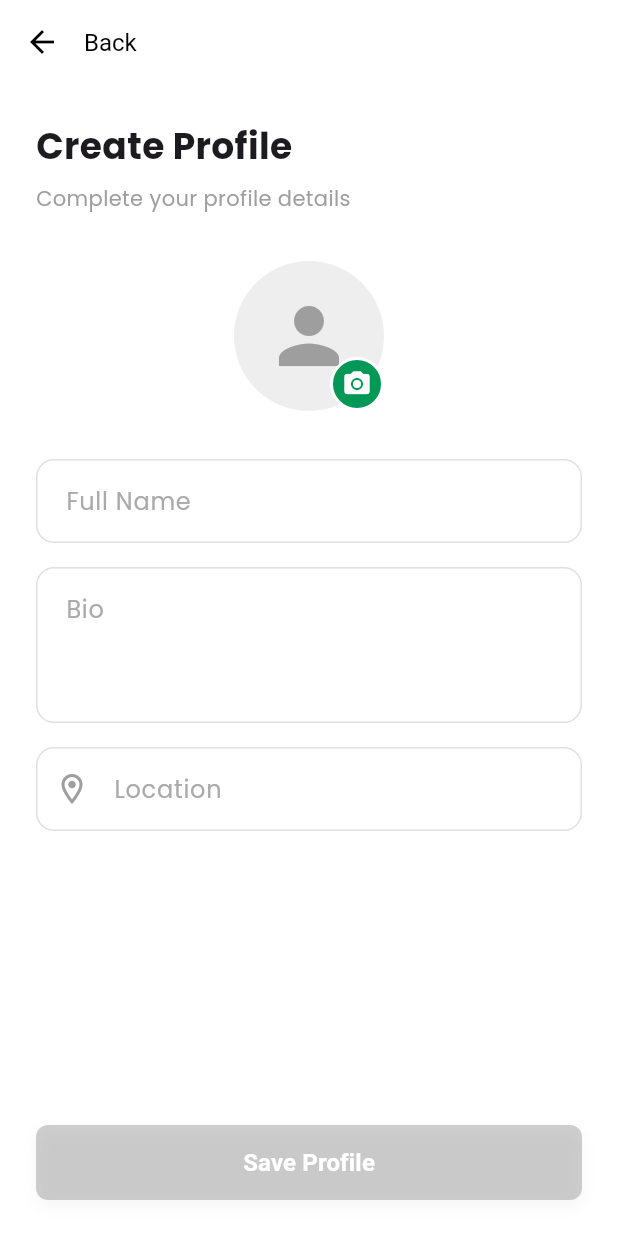
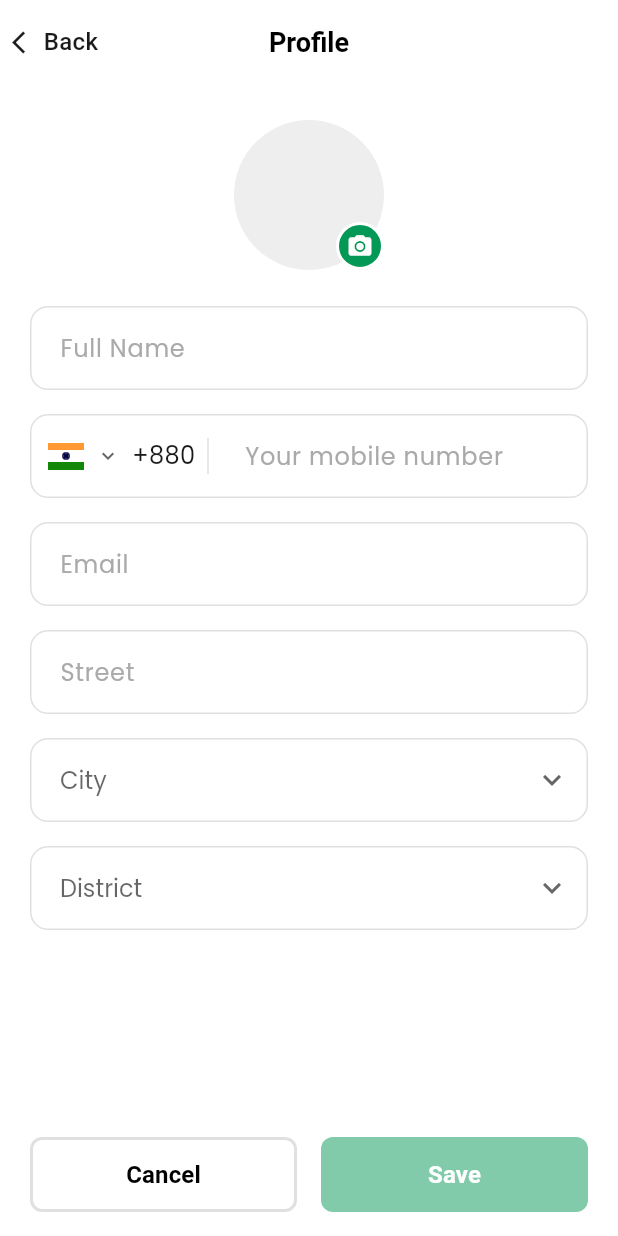
Before and after one commit to Saagarbhai/Learning, a Flutter app: the CreateProfileScreen screen opened by its route, on a phone screen of 412 x 824 dp. Run offline on Flutter 3.47's test engine with Material 3 defaults, Android fonts, the phone set to English and light mode, and no system bars; our stand-ins replace equatable, flutter_bloc, flutter_svg, percent_indicator, pinput, shared_preferences and 1 more; accounts and stored records are empty.

Commit message:
complate profile screen ui

```diff
--- a/lib/view/profile/create_profile_screen.dart
+++ b/lib/view/profile/create_profile_screen.dart
@@ -14,13 +14,18 @@ class CreateProfileScreen extends StatelessWidget {
       appBar: AppBar(
         backgroundColor: Colors.white,
         elevation: 0,
-        leading: GestureDetector(
-          onTap: () => Navigator.pop(context),
-          child: const Icon(Icons.arrow_back, color: Colors.black),
+        leading: Padding(
+          padding: const EdgeInsets.only(left: 8.0),
+          child: CustomBackButton(),
         ),
-        title: const Text("Back",
-            style: TextStyle(color: Colors.black, fontSize: 16)),
-        titleSpacing: 0,
+        leadingWidth: 100,
+        title: const Text("Profile",
+            style: TextStyle(
+              color: Colors.black,
+              fontSize: 18,
+              fontWeight: FontWeight.bold,
+            )),
+        centerTitle: true,
       ),
       body: BlocListener<ProfileBloc, ProfileState>(
         listener: (context, state) {
@@ -46,43 +51,22 @@ class CreateProfileScreen extends StatelessWidget {
         child: Builder(builder: (context) {
           // Create controllers for each field
           final nameController = TextEditingController();
-          final bioController = TextEditingController();
-          final locationController = TextEditingController();
+          final phoneController = TextEditingController();
+          final emailController = TextEditingController();
+          final streetController = TextEditingController();
+
+          // City and district fields will use the dropdown
+          final cities = ['Dhaka', 'Chittagong', 'Khulna', 'Rajshahi'];
+          final districts = ['Dhaka', 'Chittagong', 'Khulna', 'Rajshahi'];
 
           return SafeArea(
             child: Padding(
-              padding: const EdgeInsets.symmetric(horizontal: 24.0),
+              padding: const EdgeInsets.symmetric(horizontal: 20.0),
               child: Column(
-                crossAxisAlignment: CrossAxisAlignment.start,
+                crossAxisAlignment: CrossAxisAlignment.center,
                 children: [
                   const SizedBox(height: 24),
-                  // Header text
-                  const Text(
-                    'Create Profile',
-                    style: TextStyle(
-                      fontSize: 24,
-                      fontWeight: FontWeight.bold,
-                      fontFamily: 'Poppins',
-                    ),
-                  ),
-                  const SizedBox(height: 8),
-                  const Text(
-                    'Complete your profile details',
-                    style: TextStyle(
-                      fontSize: 14,
-                      color: Colors.grey,
-                      fontFamily: 'Poppins',
-                    ),
-                  ),
-                  const SizedBox(height: 32),
-                  // Profile form
-                  Expanded(
-                    child: Form(
-                      key: GlobalKey<FormState>(),
-                      child: SingleChildScrollView(
-                        child: Column(
-                          crossAxisAlignment: CrossAxisAlignment.start,
-                          children: [
+
                   // Profile picture
                   Center(
                     child: Stack(
@@ -94,18 +78,13 @@ class CreateProfileScreen extends StatelessWidget {
                             color: Colors.grey[200],
                             shape: BoxShape.circle,
                           ),
-                                    child: const Icon(
-                                      Icons.person,
-                                      size: 60,
-                                      color: Colors.grey,
-                                    ),
                         ),
                         Positioned(
                           bottom: 0,
                           right: 0,
                           child: Container(
-                                      width: 36,
-                                      height: 36,
+                            width: 32,
+                            height: 32,
                             decoration: BoxDecoration(
                               color: const Color(0xFF039855),
                               shape: BoxShape.circle,
@@ -117,16 +96,21 @@ class CreateProfileScreen extends StatelessWidget {
                             child: const Icon(
                               Icons.camera_alt,
                               color: Colors.white,
-                                        size: 20,
+                              size: 18,
                             ),
                           ),
                         ),
                       ],
                     ),
                   ),
-                            const SizedBox(height: 32),
+                  const SizedBox(height: 24),
 
-                            // Name field
+                  // Form fields
+                  Expanded(
+                    child: SingleChildScrollView(
+                      child: Column(
+                        children: [
+                          // Full Name field
                           BlocBuilder<ProfileBloc, ProfileState>(
                             buildWhen: (previous, current) =>
                                 previous.name != current.name,
@@ -155,51 +139,115 @@ class CreateProfileScreen extends StatelessWidget {
                           ),
                           const SizedBox(height: 16),
 
-                            // Bio field
+                          // Phone field
                           BlocBuilder<ProfileBloc, ProfileState>(
                             buildWhen: (previous, current) =>
-                                  previous.bio != current.bio,
+                                previous.phone != current.phone,
                             builder: (context, state) {
-                                bioController.text = state.bio;
-                                bioController.selection =
+                              phoneController.text = state.phone;
+                              phoneController.selection =
                                   TextSelection.fromPosition(TextPosition(
-                                        offset: bioController.text.length));
-                                return CustomTextField(
-                                  hintText: 'Bio',
-                                  controller: bioController,
+                                      offset: phoneController.text.length));
+                              return CustomPhoneField(
+                                controller: phoneController,
+                                hintText: 'Your mobile number',
+                                countryCode: '+880',
                                 textInputAction: TextInputAction.next,
-                                  maxLines: 3,
                                 onChanged: (value) {
                                   context
                                       .read<ProfileBloc>()
-                                        .add(BioChanged(value));
+                                      .add(PhoneChanged(value));
                                 },
                               );
                             },
                           ),
                           const SizedBox(height: 16),
 
-                            // Location field
+                          // Email field
                           BlocBuilder<ProfileBloc, ProfileState>(
                             buildWhen: (previous, current) =>
-                                  previous.location != current.location,
+                                previous.email != current.email,
                             builder: (context, state) {
-                                locationController.text = state.location;
-                                locationController.selection =
+                              emailController.text = state.email;
+                              emailController.selection =
                                   TextSelection.fromPosition(TextPosition(
-                                        offset:
-                                            locationController.text.length));
+                                      offset: emailController.text.length));
                               return CustomTextField(
-                                  hintText: 'Location',
-                                  controller: locationController,
-                                  textInputAction: TextInputAction.done,
-                                  prefixIcon: const Icon(
-                                      Icons.location_on_outlined,
-                                      color: Colors.grey),
+                                hintText: 'Email',
+                                controller: emailController,
+                                keyboardType: TextInputType.emailAddress,
+                                textInputAction: TextInputAction.next,
                                 onChanged: (value) {
                                   context
                                       .read<ProfileBloc>()
-                                        .add(LocationChanged(value));
+                                      .add(EmailChanged(value));
+                                },
+                              );
+                            },
+                          ),
+                          const SizedBox(height: 16),
+
+                          // Street field
+                          BlocBuilder<ProfileBloc, ProfileState>(
+                            buildWhen: (previous, current) =>
+                                previous.street != current.street,
+                            builder: (context, state) {
+                              streetController.text = state.street;
+                              streetController.selection =
+                                  TextSelection.fromPosition(TextPosition(
+                                      offset: streetController.text.length));
+                              return CustomTextField(
+                                hintText: 'Street',
+                                controller: streetController,
+                                textInputAction: TextInputAction.next,
+                                onChanged: (value) {
+                                  context
+                                      .read<ProfileBloc>()
+                                      .add(StreetChanged(value));
+                                },
+                              );
+                            },
+                          ),
+                          const SizedBox(height: 16),
+
+                          // City dropdown
+                          BlocBuilder<ProfileBloc, ProfileState>(
+                            buildWhen: (previous, current) =>
+                                previous.city != current.city,
+                            builder: (context, state) {
+                              return CustomDropdownField(
+                                hintText: 'City',
+                                items: cities,
+                                value: state.city.isEmpty ? null : state.city,
+                                onChanged: (value) {
+                                  if (value != null) {
+                                    context
+                                        .read<ProfileBloc>()
+                                        .add(CityChanged(value));
+                                  }
+                                },
+                              );
+                            },
+                          ),
+                          const SizedBox(height: 16),
+
+                          // District dropdown
+                          BlocBuilder<ProfileBloc, ProfileState>(
+                            buildWhen: (previous, current) =>
+                                previous.district != current.district,
+                            builder: (context, state) {
+                              return CustomDropdownField(
+                                hintText: 'District',
+                                items: districts,
+                                value: state.district.isEmpty
+                                    ? null
+                                    : state.district,
+                                onChanged: (value) {
+                                  if (value != null) {
+                                    context
+                                        .read<ProfileBloc>()
+                                        .add(DistrictChanged(value));
+                                  }
                                 },
                               );
                             },
@@ -208,38 +256,55 @@ class CreateProfileScreen extends StatelessWidget {
                       ),
                     ),
                   ),
+
+                  // Buttons at the bottom
+                  Padding(
+                    padding: const EdgeInsets.symmetric(vertical: 16.0),
+                    child: Row(
+                      children: [
+                        // Cancel button
+                        Expanded(
+                          child: CustomButton(
+                            text: 'Cancel',
+                            onPressed: () => Navigator.pop(context),
+                            isPrimary: false,
+                            backgroundColor: Colors.white,
+                            textColor: Colors.black,
+                            borderColor: Colors.grey[300],
+                            height: 50,
+                            borderRadius: 8,
                           ),
+                        ),
+                        const SizedBox(width: 16),
 
-                  // Save button at the bottom of the screen
-                  Padding(
-                    padding: const EdgeInsets.only(bottom: 24.0, top: 12.0),
+                        // Save button
+                        Expanded(
                           child: BlocBuilder<ProfileBloc, ProfileState>(
                             buildWhen: (previous, current) =>
                                 previous.isSubmitting != current.isSubmitting ||
                                 previous.name != current.name,
                             builder: (context, state) {
                               return CustomButton(
-                          text: 'Save Profile',
-                          onPressed:
-                              state.isSubmitting || state.name.trim().isEmpty
+                                text: 'Save',
+                                onPressed: state.isSubmitting ||
+                                        state.name.trim().isEmpty
                                     ? null
                                     : () {
                                         context
                                             .read<ProfileBloc>()
                                             .add(ProfileSubmitted());
                                       },
-                          width: double.infinity,
                                 height: 50,
                                 isLoading: state.isSubmitting,
-                          showShadow: true,
-                          backgroundColor: state.name.trim().isNotEmpty
-                              ? const Color(0xFF039855)
-                              : Colors.grey,
+                                backgroundColor: const Color(0xFF039855),
                                 fontSize: 16,
                                 fontWeight: FontWeight.bold,
                                 borderRadius: 8,
                               );
                             },
+                          ),
+                        ),
+                      ],
                     ),
                   ),
                 ],
--- a/lib/viewmodel/password/password_bloc.dart
+++ b/lib/viewmodel/password/password_bloc.dart
@@ -29,8 +29,7 @@ class PasswordBloc extends Bloc<PasswordEvent, PasswordState> {
     final confirmPassword = event.confirmPassword;
     final isConfirmPasswordValid = confirmPassword == state.password;
 
-    log('Confirm Password: $confirmPassword, Match: $isConfirmPasswordValid'
-        as num);
+    print('Confirm Password: $confirmPassword, Match: $isConfirmPasswordValid');
 
     emit(state.copyWith(
       confirmPassword: confirmPassword,
--- a/lib/viewmodel/profile/profile_bloc.dart
+++ b/lib/viewmodel/profile/profile_bloc.dart
@@ -3,8 +3,11 @@ import '../../core/utils/app_export.dart';
 class ProfileBloc extends Bloc<ProfileEvent, ProfileState> {
   ProfileBloc() : super(const ProfileState()) {
     on<NameChanged>(_onNameChanged);
-    on<BioChanged>(_onBioChanged);
-    on<LocationChanged>(_onLocationChanged);
+    on<PhoneChanged>(_onPhoneChanged);
+    on<EmailChanged>(_onEmailChanged);
+    on<StreetChanged>(_onStreetChanged);
+    on<CityChanged>(_onCityChanged);
+    on<DistrictChanged>(_onDistrictChanged);
     on<ProfileImageChanged>(_onProfileImageChanged);
     on<ProfileSubmitted>(_onProfileSubmitted);
   }
@@ -16,17 +19,38 @@ class ProfileBloc extends Bloc<ProfileEvent, ProfileState> {
     ));
   }
 
-  void _onBioChanged(BioChanged event, Emitter<ProfileState> emit) {
+  void _onPhoneChanged(PhoneChanged event, Emitter<ProfileState> emit) {
     emit(state.copyWith(
-      bio: event.bio,
-      errorMessage: null, // Clear previous error messages
+      phone: event.phone,
+      errorMessage: null,
     ));
   }
 
-  void _onLocationChanged(LocationChanged event, Emitter<ProfileState> emit) {
+  void _onEmailChanged(EmailChanged event, Emitter<ProfileState> emit) {
     emit(state.copyWith(
-      location: event.location,
-      errorMessage: null, // Clear previous error messages
+      email: event.email,
+      errorMessage: null,
+    ));
+  }
+
+  void _onStreetChanged(StreetChanged event, Emitter<ProfileState> emit) {
+    emit(state.copyWith(
+      street: event.street,
+      errorMessage: null,
+    ));
+  }
+
+  void _onCityChanged(CityChanged event, Emitter<ProfileState> emit) {
+    emit(state.copyWith(
+      city: event.city,
+      errorMessage: null,
+    ));
+  }
+
+  void _onDistrictChanged(DistrictChanged event, Emitter<ProfileState> emit) {
+    emit(state.copyWith(
+      district: event.district,
+      errorMessage: null,
     ));
   }
 
--- a/lib/viewmodel/profile/profile_event.dart
+++ b/lib/viewmodel/profile/profile_event.dart
@@ -16,22 +16,49 @@ class NameChanged extends ProfileEvent {
   List<Object> get props => [name];
 }
 
-class BioChanged extends ProfileEvent {
-  final String bio;
+class PhoneChanged extends ProfileEvent {
+  final String phone;
 
-  const BioChanged(this.bio);
+  const PhoneChanged(this.phone);
 
   @override
-  List<Object> get props => [bio];
+  List<Object> get props => [phone];
 }
 
-class LocationChanged extends ProfileEvent {
-  final String location;
+class EmailChanged extends ProfileEvent {
+  final String email;
 
-  const LocationChanged(this.location);
+  const EmailChanged(this.email);
 
   @override
-  List<Object> get props => [location];
+  List<Object> get props => [email];
+}
+
+class StreetChanged extends ProfileEvent {
+  final String street;
+
+  const StreetChanged(this.street);
+
+  @override
+  List<Object> get props => [street];
+}
+
+class CityChanged extends ProfileEvent {
+  final String city;
+
+  const CityChanged(this.city);
+
+  @override
+  List<Object> get props => [city];
+}
+
+class DistrictChanged extends ProfileEvent {
+  final String district;
+
+  const DistrictChanged(this.district);
+
+  @override
+  List<Object> get props => [district];
 }
 
 class ProfileImageChanged extends ProfileEvent {
--- a/lib/viewmodel/profile/profile_state.dart
+++ b/lib/viewmodel/profile/profile_state.dart
@@ -2,8 +2,11 @@ import '../../core/utils/app_export.dart';
 
 class ProfileState extends Equatable {
   final String name;
-  final String bio;
-  final String location;
+  final String phone;
+  final String email;
+  final String street;
+  final String city;
+  final String district;
   final String? profileImagePath;
   final bool isSubmitting;
   final bool isSuccess;
@@ -11,8 +14,11 @@ class ProfileState extends Equatable {
 
   const ProfileState({
     this.name = '',
-    this.bio = '',
-    this.location = '',
+    this.phone = '',
+    this.email = '',
+    this.street = '',
+    this.city = '',
+    this.district = '',
     this.profileImagePath,
     this.isSubmitting = false,
     this.isSuccess = false,
@@ -21,8 +27,11 @@ class ProfileState extends Equatable {
 
   ProfileState copyWith({
     String? name,
-    String? bio,
-    String? location,
+    String? phone,
+    String? email,
+    String? street,
+    String? city,
+    String? district,
     String? profileImagePath,
     bool? isSubmitting,
     bool? isSuccess,
@@ -30,8 +39,11 @@ class ProfileState extends Equatable {
   }) {
     return ProfileState(
       name: name ?? this.name,
-      bio: bio ?? this.bio,
-      location: location ?? this.location,
+      phone: phone ?? this.phone,
+      email: email ?? this.email,
+      street: street ?? this.street,
+      city: city ?? this.city,
+      district: district ?? this.district,
       profileImagePath: profileImagePath ?? this.profileImagePath,
       isSubmitting: isSubmitting ?? this.isSubmitting,
       isSuccess: isSuccess ?? this.isSuccess,
@@ -42,8 +54,11 @@ class ProfileState extends Equatable {
   @override
   List<Object?> get props => [
         name,
-        bio,
-        location,
+        phone,
+        email,
+        street,
+        city,
+        district,
         profileImagePath,
         isSubmitting,
         isSuccess,
```
Lines whose indentation alone changed are shown as unchanged.
